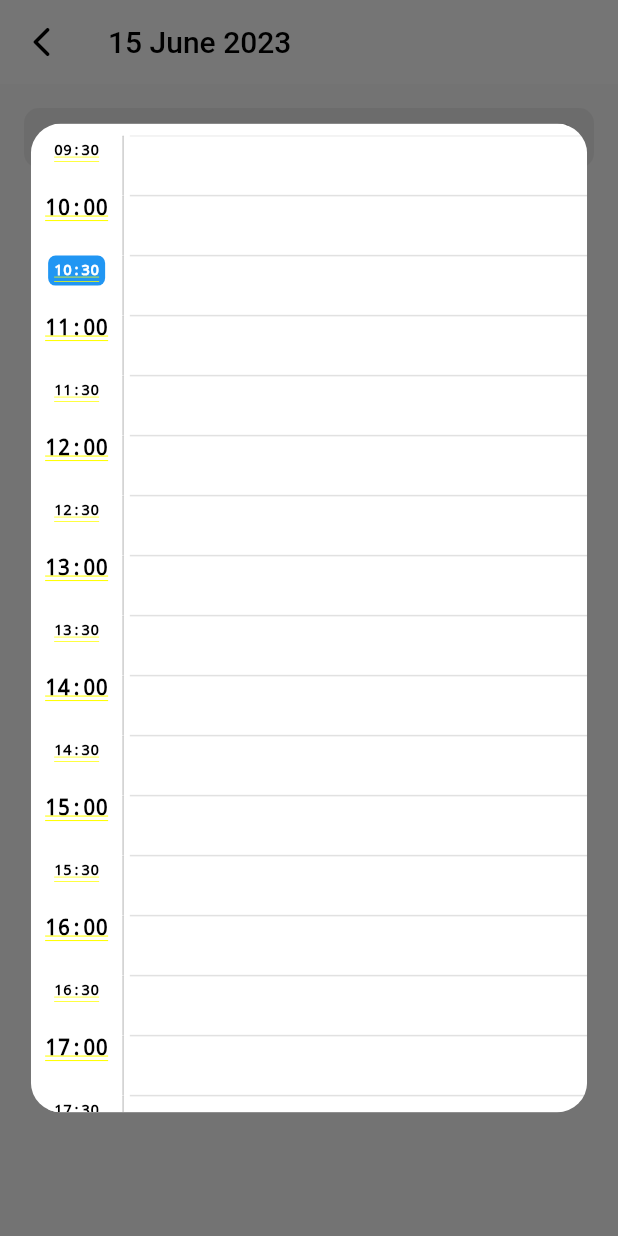
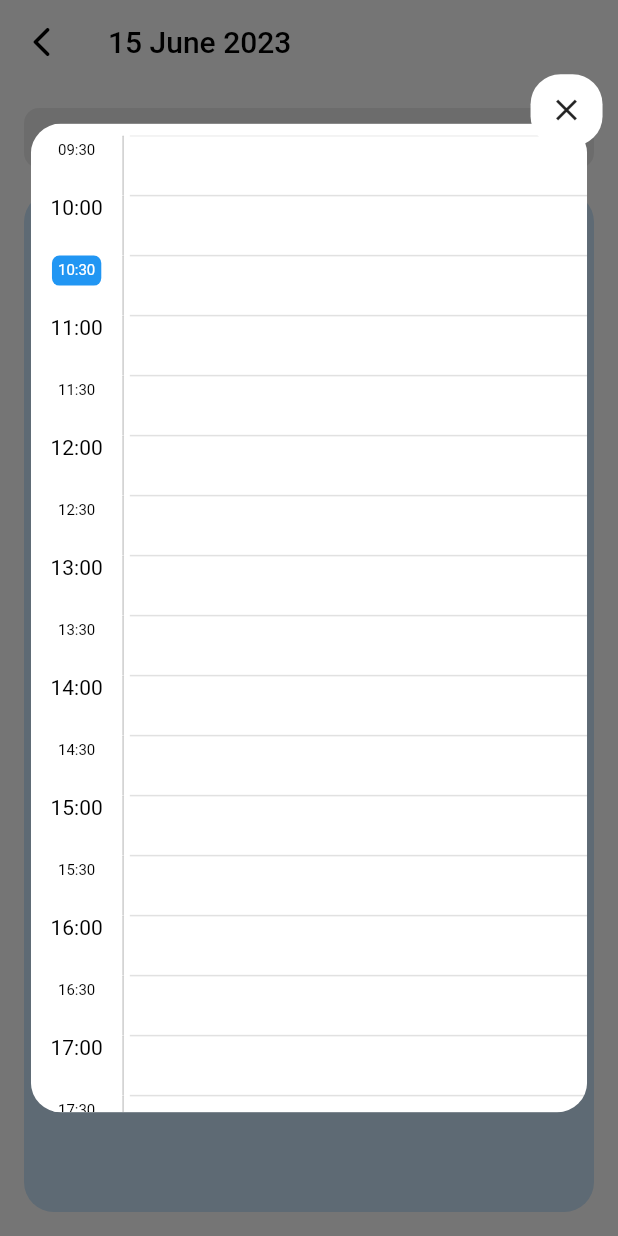
Before and after one commit to AidenDexter/mani_mate, a Flutter app: the AddNotePage screen opened by its route, after a tap on "Time:", on a phone screen of 412 x 824 dp. Run offline on Flutter 3.47's test engine with Material 2 defaults, Android fonts, the phone set to English and light mode, and no system bars; drawn by our look-alikes of flutter_animate, scrollable_positioned_list; our stand-ins replace easy_localization, flutter_riverpod, go_router, hive_flutter, infinite_carousel, riverpod_annotation; missing offline and left inert: circular_menu; accounts and stored records are empty; generated files the repository leaves out were written again.

Commit message:
add note and schedule ui

```diff
--- a/analysis_options.yaml
+++ b/analysis_options.yaml
@@ -5,7 +5,6 @@ analyzer:
 
 linter:
   rules:
-    - use_build_context_synchronously
     - always_declare_return_types
     - annotate_overrides
     - avoid_field_initializers_in_const_classes
--- /dev/null
+++ b/lang/en.json
@@ -0,0 +1,3 @@
+{
+
+}
--- /dev/null
+++ b/lang/ru.json
@@ -0,0 +1,3 @@
+{
+
+}
--- /dev/null
+++ b/lib/constants.dart
@@ -0,0 +1,4 @@
+import 'package:flutter/material.dart';
+
+const Color noteHeaderColor = Color.fromARGB(200, 76, 175, 79);
+const Color noteBodyColor = Color.fromARGB(188, 208, 255, 194);
--- a/lib/pages/add_note_page/add_note_page.dart
+++ b/lib/pages/add_note_page/add_note_page.dart
@@ -3,20 +3,20 @@ import 'package:flutter_riverpod/flutter_riverpod.dart';
 import 'package:go_router/go_router.dart';
 import 'package:intl/intl.dart';
 
-import '../../providers/notes.dart';
+import 'components/add_note_button.dart';
 import 'components/notes_list.dart';
 import 'components/page_app_bar.dart';
 import 'state/time.dart';
-import 'state/verify.dart';
 
 final _controller = TextEditingController();
 
-class AddNotePage extends ConsumerWidget {
+class AddNotePage extends StatelessWidget {
   const AddNotePage({super.key});
 
   @override
-  Widget build(BuildContext context, WidgetRef ref) {
+  Widget build(BuildContext context) {
     return Scaffold(
+      backgroundColor: Colors.white,
       appBar: const PageAppBar(),
       body: Padding(
         padding: const EdgeInsets.all(16.0),
@@ -28,7 +28,14 @@ class AddNotePage extends ConsumerWidget {
                   context: context,
                   builder: (context) {
                     final deviceSize = MediaQuery.of(context).size;
-                    return Center(
+                    return Material(
+                      color: Colors.transparent,
+                      child: Stack(
+                        children: [
+                          GestureDetector(
+                            onTap: context.pop,
+                          ),
+                          Center(
                             child: ClipRRect(
                               borderRadius: BorderRadius.circular(20),
                               child: Container(
@@ -37,6 +44,23 @@ class AddNotePage extends ConsumerWidget {
                                 width: deviceSize.width * .9,
                                 child: const NotesList(),
                               ),
+                            ),
+                          ),
+                          Positioned(
+                            top: deviceSize.height * .06,
+                            right: deviceSize.width * .025,
+                            child: Container(
+                              decoration: BoxDecoration(
+                                color: Colors.white,
+                                borderRadius: BorderRadius.circular(20),
+                              ),
+                              child: IconButton(
+                                onPressed: context.pop,
+                                icon: const Icon(Icons.close),
+                              ),
+                            ),
+                          )
+                        ],
                       ),
                     );
                   },
@@ -49,8 +73,15 @@ class AddNotePage extends ConsumerWidget {
                 child: Row(
                   children: [
                     Expanded(
-                        child: Text(
-                            'Time: ${ref.watch(beginDateProvider) != null ? '${DateFormat('HH:mm').format(ref.watch(beginDateProvider)!)} - ' : ''}${ref.watch(endDateProvider) != null ? DateFormat('HH:mm').format(ref.watch(endDateProvider)!) : ''}')),
+                      child: Consumer(
+                        builder: (context, ref, child) {
+                          final beginDate = ref.watch(beginDateProvider);
+                          final endDate = ref.watch(endDateProvider);
+                          return Text(
+                              'Time: ${beginDate != null ? '${DateFormat('HH:mm').format(beginDate)} - ' : ''}${endDate != null ? DateFormat('HH:mm').format(endDate) : ''}');
+                        },
+                      ),
+                    ),
                     Icon(
                       Icons.edit,
                       color: Colors.black.withOpacity(.6),
@@ -60,36 +91,23 @@ class AddNotePage extends ConsumerWidget {
               ),
             ),
             const SizedBox(height: 16),
-            if (ref.watch(verifyDataProvider))
             Expanded(
               child: Container(
-                  padding: const EdgeInsets.symmetric(horizontal: 12, vertical: 8),
-                  decoration: BoxDecoration(color: Colors.red.shade100, borderRadius: BorderRadius.circular(20)),
+                padding: const EdgeInsets.symmetric(horizontal: 16, vertical: 8),
+                decoration: BoxDecoration(color: Colors.blue.withOpacity(.23), borderRadius: BorderRadius.circular(20)),
                 child: TextField(
                   controller: _controller,
                   maxLines: null,
                   textCapitalization: TextCapitalization.sentences,
                   keyboardType: TextInputType.multiline,
-                    decoration: const InputDecoration(
-                      border: InputBorder.none,
-                    ),
+                  decoration: const InputDecoration(border: InputBorder.none, hintText: 'Текст заметки...'),
                 ),
               ),
             )
           ],
         ),
       ),
-      floatingActionButton: ref.watch(verifyDataProvider)
-          ? FloatingActionButton(onPressed: () {
-              ref.read(notesProvider.notifier).addNote(
-                    startDate: ref.read(beginDateProvider)!,
-                    endDate: ref.read(endDateProvider)!,
-                    text: _controller.text,
-                  );
-              context.pop();
-              _controller.clear();
-            })
-          : null,
+      floatingActionButton: AddNoteButton(_controller),
     );
   }
 }
--- /dev/null
+++ b/lib/pages/add_note_page/components/add_note_button.dart
@@ -0,0 +1,30 @@
+import 'package:flutter/material.dart';
+import 'package:flutter_riverpod/flutter_riverpod.dart';
+import 'package:go_router/go_router.dart';
+
+import '../../../providers/notes.dart';
+import '../state/time.dart';
+import '../state/verify.dart';
+
+class AddNoteButton extends ConsumerWidget {
+  final TextEditingController controller;
+  const AddNoteButton(this.controller, {super.key});
+
+  @override
+  Widget build(BuildContext context, WidgetRef ref) {
+    return ref.watch(verifyDataProvider)
+        ? FloatingActionButton(
+            onPressed: () {
+              ref.read(notesProvider.notifier).addNote(
+                    startDate: ref.read(beginDateProvider)!,
+                    endDate: ref.read(endDateProvider)!,
+                    text: controller.text,
+                  );
+              context.pop();
+              controller.clear();
+            },
+            child: const Icon(Icons.add),
+          )
+        : const SizedBox.shrink();
+  }
+}
--- a/lib/pages/schedule_page/components/date_carousel.dart
+++ b/lib/pages/schedule_page/components/date_carousel.dart
@@ -42,7 +42,7 @@ class DateCarousel extends ConsumerWidget {
                     style: TextStyle(fontSize: 22, color: isCurrentDateToday ? Colors.white : Colors.black),
                   ),
                   Text(
-                    DateFormat('MMMM').format(day),
+                    DateFormat('MMMM', 'ru').format(day),
                     style: TextStyle(fontSize: 12, color: isCurrentDateToday ? Colors.white : Colors.black),
                   ),
                 ],
--- a/lib/pages/schedule_page/schedule_page.dart
+++ b/lib/pages/schedule_page/schedule_page.dart
@@ -15,7 +15,7 @@ class SchedulePage extends ConsumerWidget {
       backgroundColor: Colors.white,
       appBar: AppBar(
         title: const Text(
-          'Р',
+          'Расписание',
           style: TextStyle(color: Colors.black),
         ),
         backgroundColor: Colors.white,
```
Also changed, not shown: lib/main.dart (+17 -1 lines), lib/pages/schedule_page/components/note_widget.dart (added, +76 -0 lines), lib/pages/schedule_page/components/notes_list.dart (+9 -19 lines), pubspec.yaml (+4 -3 lines), pubspec.lock. Lines whose indentation alone changed are shown as unchanged.
